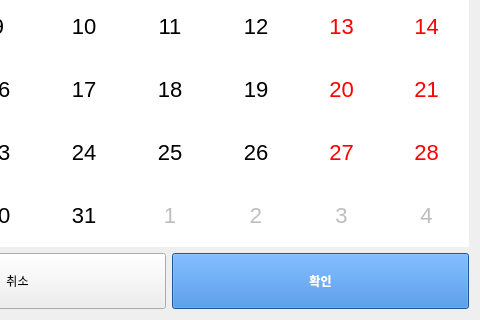
ginjuns/SNAP, file qt/client/calendar.ui: the form before one commit; both pictures show x 142 to 622 and y 346 to 666 of the 622 by 666 pixel window.
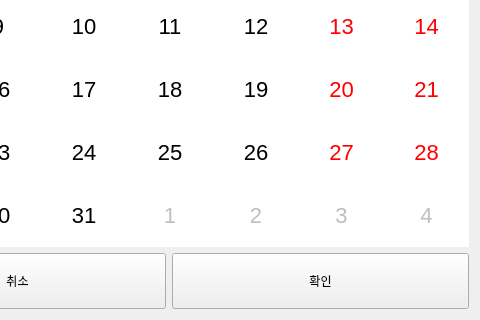
The form after the commit.

The edit to the form file:
```diff
--- a/qt/client/calendar.ui
+++ b/qt/client/calendar.ui
@@ -148,9 +148,6 @@
          <height>56</height>
         </size>
        </property>
-       <property name="styleSheet">
-        <string notr="true">background: #2a78d6; color: white; font-weight: bold;</string>
-       </property>
        <property name="text">
         <string>확인</string>
        </property>
```
